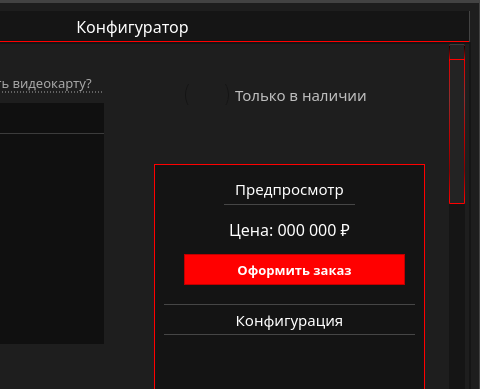
Old version of the form ui/main_interface.ui in the repository marginalprog/git_pcconf; both pictures show x 887 to 1367 and y 0 to 389 of the 1367 by 724 pixel window.
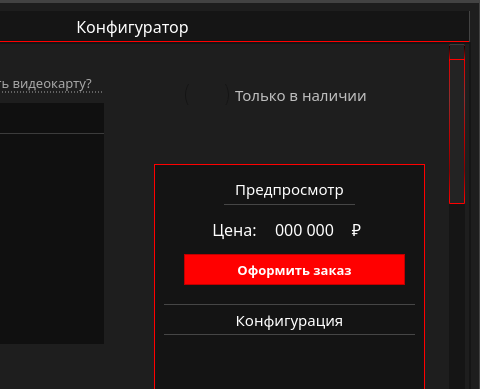
New version of the form. The open tabs and pages were chosen to show the change. Icons and pictures are not drawn.

Patch:
```diff
--- a/ui/main_interface.ui
+++ b/ui/main_interface.ui
@@ -8252,9 +8252,9 @@
         <widget class="QLabel" name="lb_price">
          <property name="geometry">
           <rect>
-           <x>10</x>
+           <x>110</x>
            <y>50</y>
-           <width>251</width>
+           <width>81</width>
            <height>31</height>
           </rect>
          </property>
@@ -8272,7 +8272,7 @@
 }</string>
          </property>
          <property name="text">
-          <string>Цена: 000 000 ₽</string>
+          <string>000 000</string>
          </property>
          <property name="alignment">
           <set>Qt::AlignCenter</set>
@@ -8547,6 +8547,64 @@
           <string>Сброс конфигурации</string>
          </property>
         </widget>
+        <widget class="QLabel" name="lb_price_2">
+         <property name="geometry">
+          <rect>
+           <x>50</x>
+           <y>50</y>
+           <width>61</width>
+           <height>31</height>
+          </rect>
+         </property>
+         <property name="font">
+          <font>
+           <family>Montserrat Medium</family>
+           <pointsize>12</pointsize>
+           <kerning>true</kerning>
+          </font>
+         </property>
+         <property name="styleSheet">
+          <string notr="true">QLabel{
+border: 0px;
+
+}</string>
+         </property>
+         <property name="text">
+          <string>Цена:</string>
+         </property>
+         <property name="alignment">
+          <set>Qt::AlignCenter</set>
+         </property>
+        </widget>
+        <widget class="QLabel" name="lb_price_3">
+         <property name="geometry">
+          <rect>
+           <x>190</x>
+           <y>50</y>
+           <width>21</width>
+           <height>31</height>
+          </rect>
+         </property>
+         <property name="font">
+          <font>
+           <family>Montserrat Medium</family>
+           <pointsize>12</pointsize>
+           <kerning>true</kerning>
+          </font>
+         </property>
+         <property name="styleSheet">
+          <string notr="true">QLabel{
+border: 0px;
+
+}</string>
+         </property>
+         <property name="text">
+          <string> ₽</string>
+         </property>
+         <property name="alignment">
+          <set>Qt::AlignCenter</set>
+         </property>
+        </widget>
         <zorder>btnResetConfig</zorder>
         <zorder>lb_preview</zorder>
         <zorder>lb_price</zorder>
```
Left out of the diff: 514 changed lines with no effect on the pictures.
